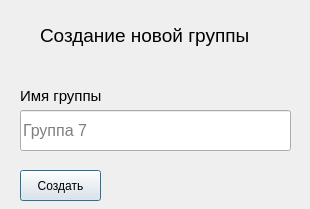
Above: ui/create_group.ui from came0987/dbms_mpei before the change. Below: the same form after it.
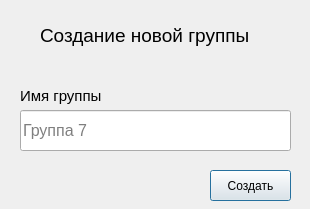
That is the form after the change.

The edit to the form file:
```diff
--- a/ui/create_group.ui
+++ b/ui/create_group.ui
@@ -37,7 +37,7 @@
   <widget class="QPushButton" name="save_btn">
    <property name="geometry">
     <rect>
-     <x>20</x>
+     <x>210</x>
      <y>170</y>
      <width>81</width>
      <height>31</height>
```
